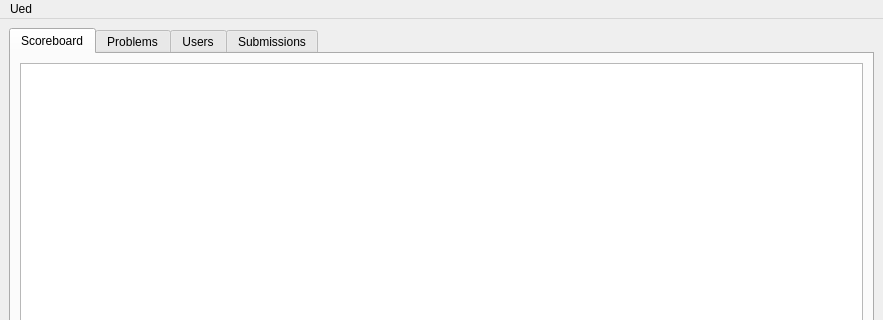
This is dashboardwindow.ui in tabvn/programming-contests-platform as Qt 5 draws it before an edit; both pictures show x 0 to 883 and y 0 to 320 of the 883 by 734 pixel window. The edited form follows.
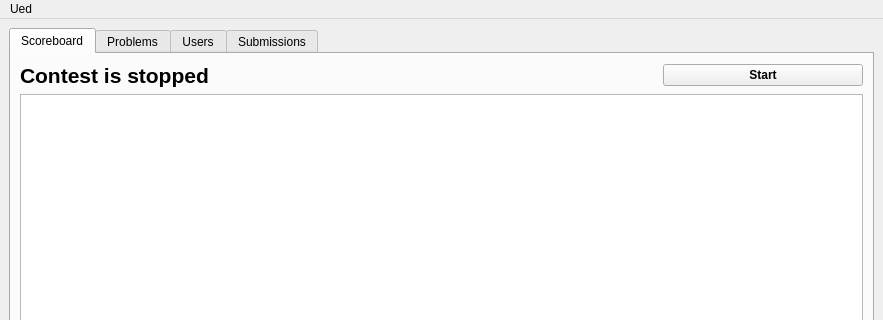
This is the edited form. The open tabs and pages were chosen to show the change.

Diff of the .ui file:
```diff
--- a/dashboardwindow.ui
+++ b/dashboardwindow.ui
@@ -24,7 +24,52 @@
        <attribute name="title">
         <string>Scoreboard</string>
        </attribute>
+       <layout class="QVBoxLayout" name="verticalLayout_12">
+        <item>
        <layout class="QVBoxLayout" name="verticalLayout">
+          <item>
+           <layout class="QHBoxLayout" name="horizontalLayout">
+            <item>
+             <widget class="QLabel" name="contestlabel">
+              <property name="maximumSize">
+               <size>
+                <width>16777215</width>
+                <height>16777215</height>
+               </size>
+              </property>
+              <property name="font">
+               <font>
+                <pointsize>16</pointsize>
+                <weight>75</weight>
+                <bold>true</bold>
+               </font>
+              </property>
+              <property name="text">
+               <string>Contest is stopped</string>
+              </property>
+             </widget>
+            </item>
+            <item>
+             <widget class="QPushButton" name="contestButton">
+              <property name="maximumSize">
+               <size>
+                <width>200</width>
+                <height>16777215</height>
+               </size>
+              </property>
+              <property name="font">
+               <font>
+                <weight>75</weight>
+                <bold>true</bold>
+               </font>
+              </property>
+              <property name="text">
+               <string>Start</string>
+              </property>
+             </widget>
+            </item>
+           </layout>
+          </item>
         <item>
          <widget class="QTableWidget" name="scoreTableWidget">
           <property name="font">
@@ -39,6 +84,8 @@
          </widget>
         </item>
        </layout>
+        </item>
+       </layout>
       </widget>
       <widget class="QWidget" name="problems">
        <attribute name="title">
```
Left out of the diff: 7 changed lines with no effect on the pictures. Lines whose indentation alone changed are shown as unchanged.
